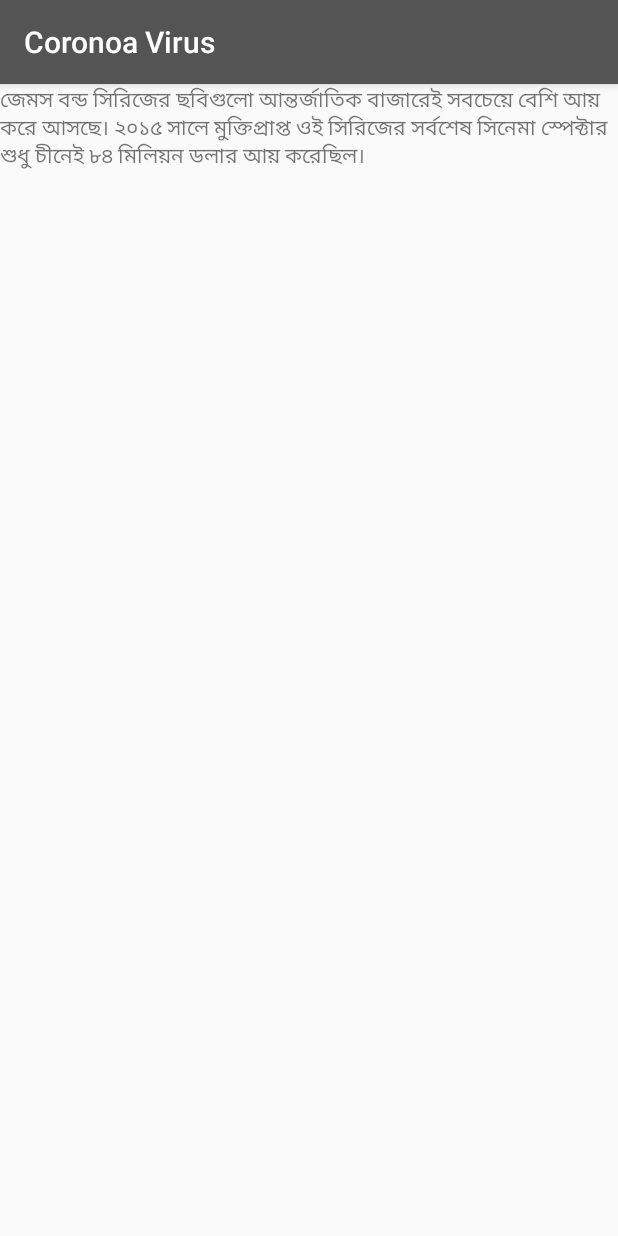
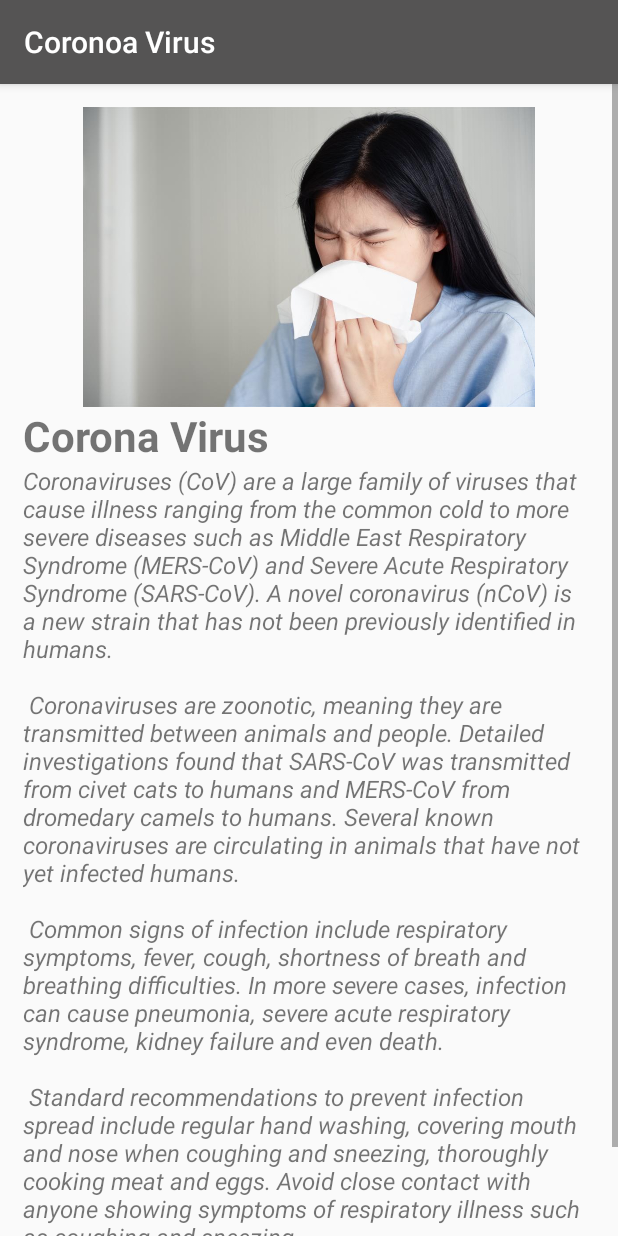
Before and after one commit to moshiur-cse/CoronaVirusApp, an Android app: the fragment AboutFragment shown on its own in the app's theme, on a phone screen of 412 x 824 dp. Run offline under Robolectric (Android 15) with nearby library versions, the phone set to English and light mode, and no system bars; plain views replace YouTubePlayerView.

Commit message:
Update Images

```diff
--- a/app/src/main/java/com/moshiurcse/coronoavirusapp/ui/gallery/GalleryFragment.java
+++ b/app/src/main/java/com/moshiurcse/coronoavirusapp/ui/gallery/GalleryFragment.java
@@ -23,13 +23,13 @@ public class GalleryFragment extends Fragment {
         galleryViewModel =
                 ViewModelProviders.of(this).get(GalleryViewModel.class);
         View root = inflater.inflate(R.layout.fragment_gallery, container, false);
-        final TextView textView = root.findViewById(R.id.text_gallery);
+       /* final TextView textView = root.findViewById(R.id.text_gallery);
         galleryViewModel.getText().observe(this, new Observer<String>() {
             @Override
             public void onChanged(@Nullable String s) {
                 textView.setText(s);
             }
-        });
+        });*/
         return root;
     }
 }
--- a/app/src/main/java/com/moshiurcse/coronoavirusapp/ui/gallery/GalleryViewModel.java
+++ b/app/src/main/java/com/moshiurcse/coronoavirusapp/ui/gallery/GalleryViewModel.java
@@ -6,7 +6,7 @@ import androidx.lifecycle.ViewModel;
 
 public class GalleryViewModel extends ViewModel {
 
-    private MutableLiveData<String> mText;
+   /* private MutableLiveData<String> mText;
 
     public GalleryViewModel() {
         mText = new MutableLiveData<>();
@@ -15,5 +15,5 @@ public class GalleryViewModel extends ViewModel {
 
     public LiveData<String> getText() {
         return mText;
-    }
+    }*/
 }
--- a/app/src/main/res/layout/about_fragment.xml
+++ b/app/src/main/res/layout/about_fragment.xml
@@ -5,11 +5,38 @@
     android:layout_height="match_parent"
     tools:context=".ui.about.AboutFragment">
 
+    <ScrollView
+        android:layout_width="match_parent"
+        android:layout_height="match_parent"
+        >
+        <LinearLayout
+            android:layout_width="match_parent"
+            android:layout_height="match_parent"
+            android:padding="15sp"
+            android:orientation="vertical">
+            <ImageView
+                android:layout_width="match_parent"
+                android:layout_height="200dp"
+
+                android:src="@drawable/corona_virus"/>
+        <TextView
+            android:layout_width="match_parent"
+            android:layout_height="wrap_content"
+            android:textSize="28sp"
+            android:textStyle="bold"
+
+            android:text="Corona Virus"/>
+
     <TextView
         android:id="@+id/aboutTV"
         android:layout_width="match_parent"
-        android:layout_height="match_parent"
+        android:layout_height="wrap_content"
+        android:fontFamily="sans-serif"
+        android:textStyle="italic"
+        android:textSize="16sp"
         android:text="@string/about_covid" />
+        </LinearLayout>
+    </ScrollView>
 
 <!--    <com.google.android.youtube.player.YouTubePlayerView
         android:layout_width="match_parent"
--- a/app/src/main/res/menu/main.xml
+++ b/app/src/main/res/menu/main.xml
@@ -1,11 +1,11 @@
 <?xml version="1.0" encoding="utf-8"?>
 <menu xmlns:android="http://schemas.android.com/apk/res/android"
     xmlns:app="http://schemas.android.com/apk/res-auto">
-    <item
+    <!--<item
         android:id="@+id/action_settings"
         android:orderInCategory="100"
         android:title="@string/action_settings"
-        app:showAsAction="never" />
+        app:showAsAction="never" />-->
 
     <item
         android:id="@+id/action_about"
--- a/app/src/main/res/values/strings.xml
+++ b/app/src/main/res/values/strings.xml
@@ -17,5 +17,9 @@
     <!-- TODO: Remove or change this placeholder text -->
     <string name="hello_blank_fragment">Hello blank fragment</string>
 
-    <string name="about_covid">জেমস বন্ড সিরিজের ছবিগুলো আন্তর্জাতিক বাজারেই সবচেয়ে বেশি আয় করে আসছে। ২০১৫ সালে মুক্তিপ্রাপ্ত ওই সিরিজের সর্বশেষ সিনেমা স্পেক্টার শুধু চীনেই ৮৪ মিলিয়ন ডলার আয় করেছিল।   </string>
+    <string name="about_covid">Coronaviruses (CoV) are a large family of viruses that cause illness ranging from the common cold to more severe diseases such as Middle East Respiratory Syndrome (MERS-CoV) and Severe Acute Respiratory Syndrome (SARS-CoV). A novel coronavirus (nCoV) is a new strain that has not been previously identified in humans.\n\n
+Coronaviruses are zoonotic, meaning they are transmitted between animals and people.  Detailed investigations found that SARS-CoV was transmitted from civet cats to humans and MERS-CoV from dromedary camels to humans. Several known coronaviruses are circulating in animals that have not yet infected humans. \n\n
+Common signs of infection include respiratory symptoms, fever, cough, shortness of breath and breathing difficulties. In more severe cases, infection can cause pneumonia, severe acute respiratory syndrome, kidney failure and even death. \n\n
+Standard recommendations to prevent infection spread include regular hand washing, covering mouth and nose when coughing and sneezing, thoroughly cooking meat and eggs. Avoid close contact with anyone showing symptoms of respiratory illness such as coughing and sneezing. \n\n
+</string>
 </resources>
```
Also changed, not shown: app/src/main/java/com/moshiurcse/coronoavirusapp/MainActivity.java (+51 -1 lines), app/src/main/res/layout/fragment_gallery.xml (+45 -15 lines), app/src/main/res/menu/activity_main_drawer.xml (+7 -6 lines), app/src/main/res/drawable/blue_1.jpg (added), app/src/main/res/drawable/blue_2.jpg (added), app/src/main/res/drawable/blue_3.jpg (added), app/src/main/res/drawable/blue_4.jpg (added), app/src/main/res/drawable/corona_virus.jpg (added).
